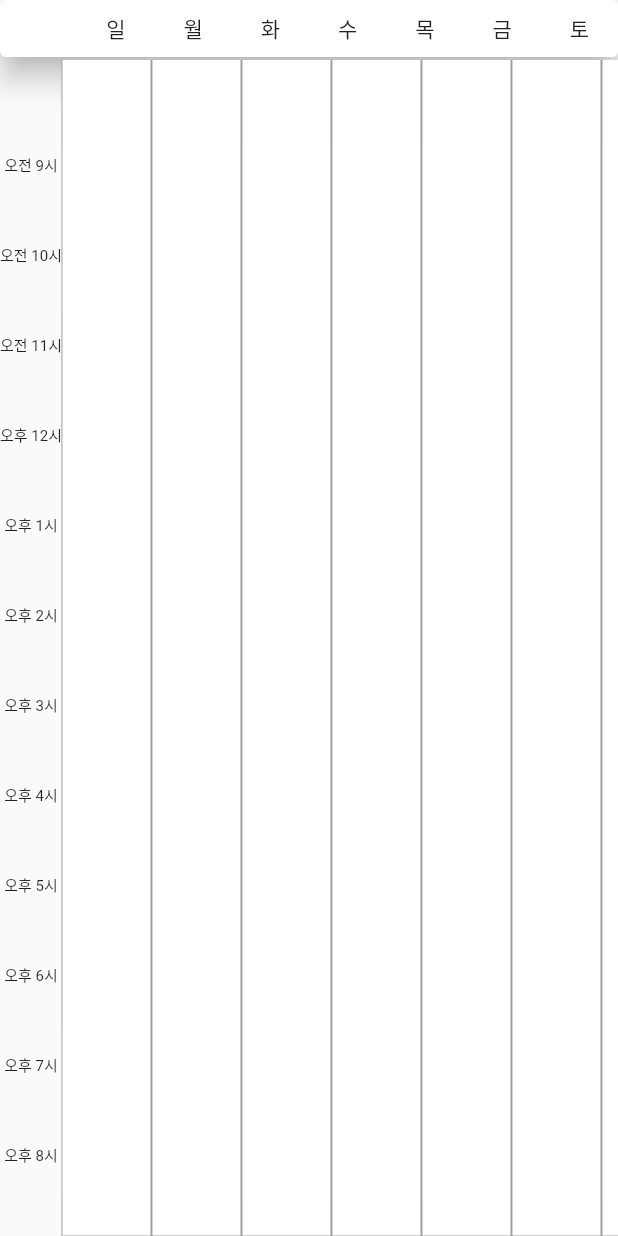
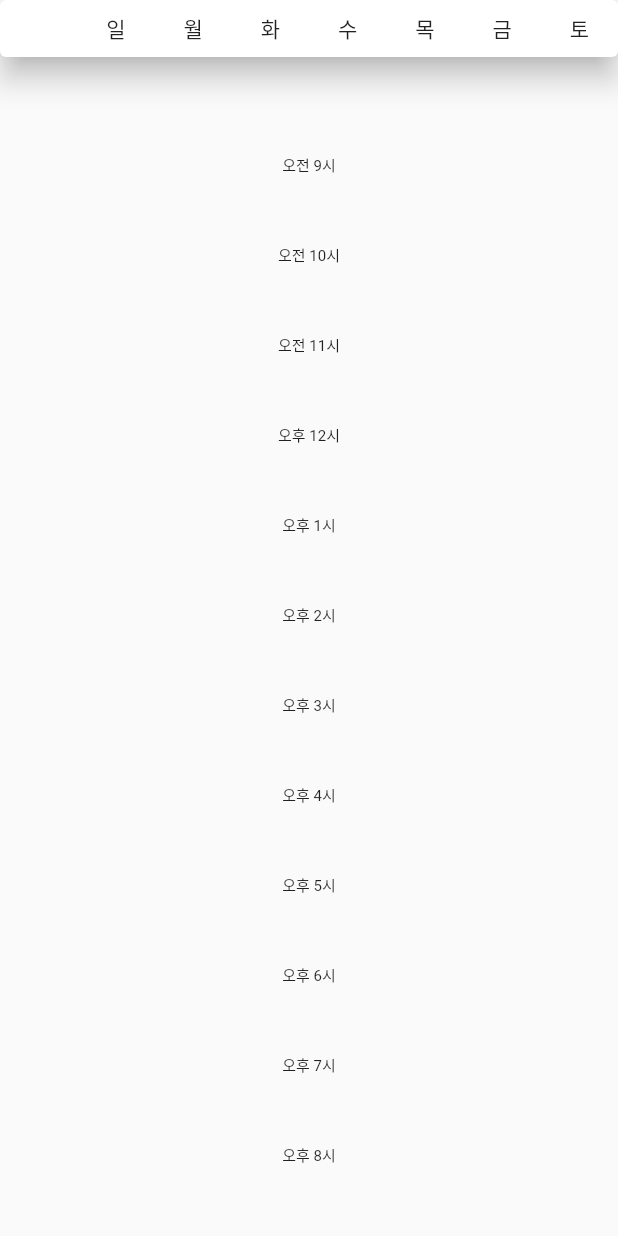
Before and after one commit to GC211SE/frontent, a Flutter app: the WeeklyTimeTable widget shown alone on an empty page, opened directly, on a phone screen of 412 x 824 dp. Run offline on Flutter 3.47's test engine with Material 2 defaults, Android fonts, the phone set to English and light mode, and no system bars; network calls fail.

Commit message:
좌측 시간 바는 만듬
좌측 시간 바는 만듬

```diff
--- a/lib/Widget/timetable.dart
+++ b/lib/Widget/timetable.dart
@@ -72,7 +72,50 @@ class _WeeklyTimeTableState extends State<WeeklyTimeTable> {
       children: <Widget>[
         /* day bar (top) */
         Header(WeeklyTimes.dates[this.locale]), // 일, 월, 화, 수 ... 토
+        Expanded(
+          child:
+              ListView.builder(
+                itemCount: WeeklyTimes.dates[this.locale].length,
+                shrinkWrap: true,
+                scrollDirection: Axis.vertical,
+                itemBuilder: (BuildContext context, int index) {
+                  List<Widget> children = [];
+                  if(index == 0){
+                    for (int i = 0; i < WeeklyTimes.times[this.locale].length; i++) {
+                      children.add(
+                          Container(
+                            height: 60.0,
+                            child: Indicator(WeeklyTimes.times[this.locale][i]),
+                          )
+                      );
+                    }
+                  }
+                  return Column(children: children);
+                }
+              ),
+              /*
+              ListView.builder(
+                  itemCount: WeeklyTimes.dates[this.locale].length,
+                  shrinkWrap: true,
+                  scrollDirection: Axis.horizontal,
+                  itemBuilder: (BuildContext context, int index) {
+                    List<Widget> children = [];
+                    if(index == 0){
+                      for (int i = 0; i < WeeklyTimes.times[this.locale].length; i++) {
+                        children.add(
+                            Container(
+                              height: 60.0,
+                              child: Indicator(WeeklyTimes.times[this.locale][i]),
+                            )
+                        );
+                      }
+                    }
+                    return Row(children: children);
+                  }
+              )
+              */
 
+        /*
         Expanded(
           child: ListView.builder( // list view를 요일별로 따로 만들어 줘...?
             // itemCount: WeeklyTimes.times[this.locale].length,
@@ -132,8 +175,8 @@ class _WeeklyTimeTableState extends State<WeeklyTimeTable> {
             },
 
           ),
-        ),
-      ],
+        ),*/
+        )],
     );
   }
 
```
